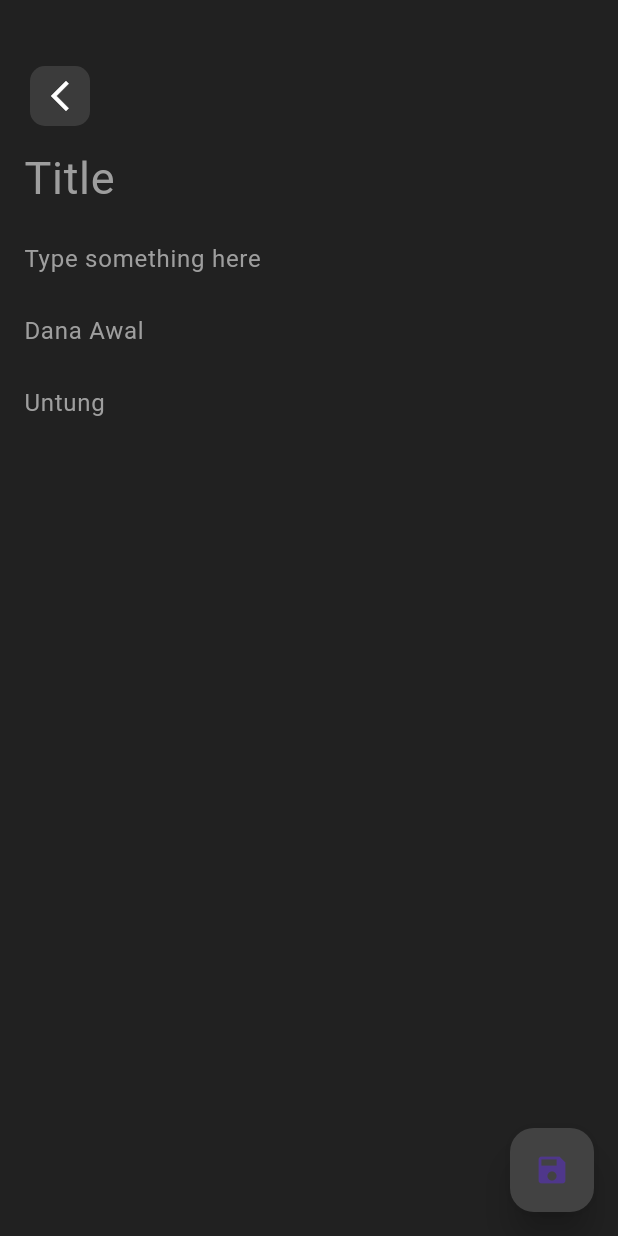
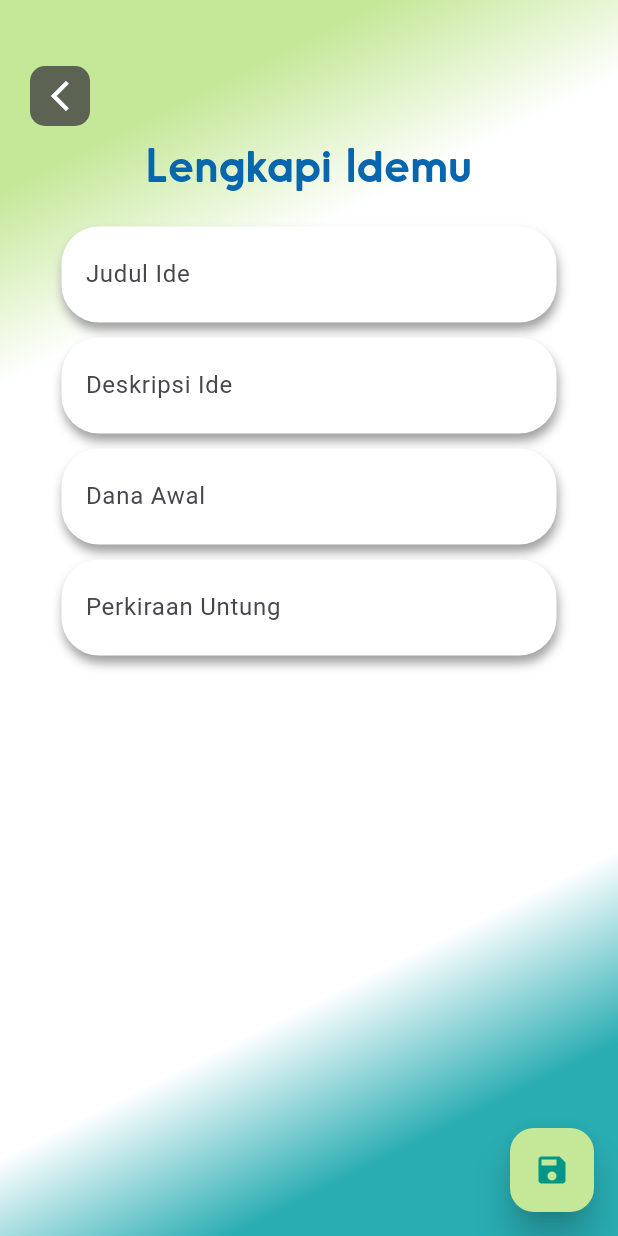
Before and after one commit to ridomade/Goldonesia, a Flutter app: the ListIde screen opened directly, after a tap on the "add" icon, on a phone screen of 412 x 824 dp. Run offline on Flutter 3.47's test engine with Material 3 defaults, Android fonts, the phone set to English and light mode, and no system bars; our stand-ins replace cloud_firestore, file_picker, firebase_auth, firebase_core, firebase_storage, google_fonts and 1 more; accounts and stored records are empty.

Commit message:
restyled edit page and listIdea

```diff
--- a/lib/main.dart
+++ b/lib/main.dart
@@ -1,5 +1,6 @@
 import 'package:flutter/material.dart';
 import 'package:firebase_core/firebase_core.dart';
+import 'package:goldonesia/screen/ListIde.dart';
 import 'package:goldonesia/screen/beginningPage.dart';
 
 import 'package:goldonesia/screen/bigPicturePage.dart';
--- a/lib/screen/ListIde.dart
+++ b/lib/screen/ListIde.dart
@@ -1,6 +1,6 @@
 import 'dart:math';
+import 'package:goldonesia/constants/color.dart';
 import 'package:intl/intl.dart';
-
 import 'package:flutter/material.dart';
 import 'package:goldonesia/constants/colors.dart';
 import 'package:goldonesia/models/note.dart';
@@ -123,51 +123,9 @@ class _ListIdeState extends State<ListIde> {
                       shape: RoundedRectangleBorder(
                         borderRadius: BorderRadius.circular(25),
                       ),
-                    child: Container(
-                      decoration: BoxDecoration(
-                        gradient: LinearGradient(
-                          colors: [Colors.green, Colors.white],
-                          begin: Alignment.topLeft,
-                          end: Alignment.bottomRight,
-                        ),
-                        borderRadius: BorderRadius.circular(25),
-                      ),
-                      child: Padding(
-                        padding: const EdgeInsets.all(10.0),
+                      child: InkWell(
+                        onTap: () {},
                         child: ListTile(
-                          onTap: () async {
-                            final result = await Navigator.push(
-                              context,
-                              MaterialPageRoute(
-                                builder: (BuildContext context) =>
-                                    EditScreen(note: filteredNotes[index]),
-                              ),
-                            );
-                            if (result != null) {
-                              setState(() {
-                                int originalIndex =
-                                    sampleNotes.indexOf(filteredNotes[index]);
-
-                                sampleNotes[originalIndex] = Note(
-                                  id: sampleNotes[originalIndex].id,
-                                  title: result[0],
-                                  content: result[1],
-                                  modifiedTime: DateTime.now(),
-                                  danaAwal: result[3],
-                                  untung: result[4],
-                                );
-
-                                filteredNotes[index] = Note(
-                                  id: filteredNotes[index].id,
-                                  title: result[0],
-                                  content: result[1],
-                                  modifiedTime: DateTime.now(),
-                                  danaAwal: result[3],
-                                  untung: result[4],
-                                );
-                              });
-                            }
-                          },
                           title: RichText(
                             maxLines: 3,
                             overflow: TextOverflow.ellipsis,
@@ -224,23 +182,51 @@ class _ListIdeState extends State<ListIde> {
                               ],
                             ),
                           ),
-                          trailing: IconButton(
-                            onPressed: () async {
-                              final result = await confirmDialog(context);
-                              if (result != null && result) {
-                                deleteNote(index);
+                          trailing: GestureDetector(
+                            onTap: () async {
+                              final result = await Navigator.push(
+                                context,
+                                MaterialPageRoute(
+                                  builder: (BuildContext context) =>
+                                      EditScreen(note: filteredNotes[index]),
+                                ),
+                              );
+                              if (result != null) {
+                                setState(() {
+                                  int originalIndex =
+                                      sampleNotes.indexOf(filteredNotes[index]);
+
+                                  sampleNotes[originalIndex] = Note(
+                                    id: sampleNotes[originalIndex].id,
+                                    title: result[0],
+                                    content: result[1],
+                                    modifiedTime: DateTime.now(),
+                                    danaAwal: result[2],
+                                    untung: result[3],
+                                  );
+
+                                  filteredNotes[index] = Note(
+                                    id: filteredNotes[index].id,
+                                    title: result[0],
+                                    content: result[1],
+                                    modifiedTime: DateTime.now(),
+                                    danaAwal: result[2],
+                                    untung: result[3],
+                                  );
+                                });
                               }
                             },
-                            icon: const Icon(
-                              Icons.delete,
-                            ),
+                            child: const Icon(
+                              Icons.edit,
+                              color: Colors.black,
                             ),
                           ),
                         ),
                       ),
                     );
                   },
-              ))
+                ),
+              ),
             ],
           ),
         ),
@@ -270,10 +256,11 @@ class _ListIdeState extends State<ListIde> {
             }
           },
           elevation: 10,
-          backgroundColor: Colors.grey.shade800,
+          backgroundColor: Colors.teal,
           child: const Icon(
             Icons.add,
             size: 38,
+            color: Colors.lightGreen,
           ),
         ),
       ),
@@ -302,7 +289,8 @@ class _ListIdeState extends State<ListIde> {
                   Navigator.pop(context, true);
                 },
                 style: ElevatedButton.styleFrom(
-                          backgroundColor: Colors.green),
+                  backgroundColor: Colors.green,
+                ),
                 child: const SizedBox(
                   width: 60,
                   child: Text(
@@ -310,13 +298,15 @@ class _ListIdeState extends State<ListIde> {
                     textAlign: TextAlign.center,
                     style: TextStyle(color: Colors.white),
                   ),
-                      )),
+                ),
+              ),
               ElevatedButton(
                 onPressed: () {
                   Navigator.pop(context, false);
                 },
-                      style:
-                          ElevatedButton.styleFrom(backgroundColor: Colors.red),
+                style: ElevatedButton.styleFrom(
+                  backgroundColor: Colors.red,
+                ),
                 child: const SizedBox(
                   width: 60,
                   child: Text(
@@ -324,9 +314,12 @@ class _ListIdeState extends State<ListIde> {
                     textAlign: TextAlign.center,
                     style: TextStyle(color: Colors.white),
                   ),
-                      )),
-                ]),
+                ),
+              ),
+            ],
+          ),
         );
-        });
+      },
+    );
   }
 }
--- a/lib/screen/edit.dart
+++ b/lib/screen/edit.dart
@@ -1,4 +1,6 @@
 import 'package:flutter/material.dart';
+import 'package:goldonesia/components/reusableTextfield.dart';
+import 'package:goldonesia/constants/color.dart';
 
 import '../models/note.dart';
 
@@ -31,8 +33,26 @@ class _EditScreenState extends State<EditScreen> {
 
   @override
   Widget build(BuildContext context) {
-    return Scaffold(
-      backgroundColor: Colors.grey.shade900,
+    return Container(
+      decoration: BoxDecoration(
+        gradient: LinearGradient(
+          begin: Alignment.topLeft,
+          end: Alignment.bottomRight,
+          colors: [
+            lightGreen,
+            lightGreen,
+            white,
+            white,
+            white,
+            white,
+            white,
+            teal,
+            teal
+          ],
+        ),
+      ),
+      child: Scaffold(
+        backgroundColor: Colors.transparent,
         body: Padding(
           padding: const EdgeInsets.fromLTRB(16, 40, 16, 0),
           child: Column(
@@ -63,43 +83,39 @@ class _EditScreenState extends State<EditScreen> {
               Expanded(
                 child: ListView(
                   children: [
-                  TextField(
-                    controller: _titleController,
-                    style: const TextStyle(color: Colors.white, fontSize: 30),
-                    decoration: const InputDecoration(
-                      border: InputBorder.none,
-                      hintText: 'Title',
-                      hintStyle: TextStyle(color: Colors.grey, fontSize: 30),
+                    Center(
+                      child: Text(
+                        "Lengkapi Idemu",
+                        style: TextStyle(
+                          fontFamily: 'Odudo-Soft',
+                          color: Color(0xFF0766AD),
+                          fontSize: 30,
+                          fontWeight: FontWeight.w600,
+                        ),
+                        textAlign:
+                            TextAlign.center, // Center the text within the row
                       ),
                     ),
-                  TextField(
+                    SizedBox(height: 20),
+                    ReusableTextField(
+                        label: "Judul Ide",
+                        controller: _titleController,
+                        obscureText: false),
+                    SizedBox(height: 10),
+                    ReusableTextField(
+                        label: "Deskripsi Ide",
                         controller: _contentController,
-                    style: const TextStyle(color: Colors.white),
-                    maxLines: null,
-                    decoration: const InputDecoration(
-                      border: InputBorder.none,
-                      hintText: 'Type something here',
-                      hintStyle: TextStyle(color: Colors.grey),
-                    ),
-                  ),
-                  TextField(
+                        obscureText: false),
+                    SizedBox(height: 10),
+                    ReusableTextField(
+                        label: "Dana Awal",
                         controller: _danaAwalController,
-                    style: const TextStyle(color: Colors.white),
-                    decoration: const InputDecoration(
-                      border: InputBorder.none,
-                      hintText: 'Dana Awal',
-                      hintStyle: TextStyle(color: Colors.grey),
-                    ),
-                  ),
-                  TextField(
+                        obscureText: false),
+                    SizedBox(height: 10),
+                    ReusableTextField(
+                        label: "Perkiraan Untung",
                         controller: _untungController,
-                    style: const TextStyle(color: Colors.white),
-                    decoration: const InputDecoration(
-                      border: InputBorder.none,
-                      hintText: 'Untung',
-                      hintStyle: TextStyle(color: Colors.grey),
-                    ),
-                  ),
+                        obscureText: false),
                   ],
                 ),
               ),
@@ -119,8 +135,9 @@ class _EditScreenState extends State<EditScreen> {
             );
           },
           elevation: 10,
-        backgroundColor: Colors.grey.shade800,
-        child: const Icon(Icons.save),
+          backgroundColor: lightGreen,
+          child: const Icon(Icons.save, color: Colors.teal),
+        ),
       ),
     );
   }
```
Lines whose indentation alone changed are shown as unchanged.
